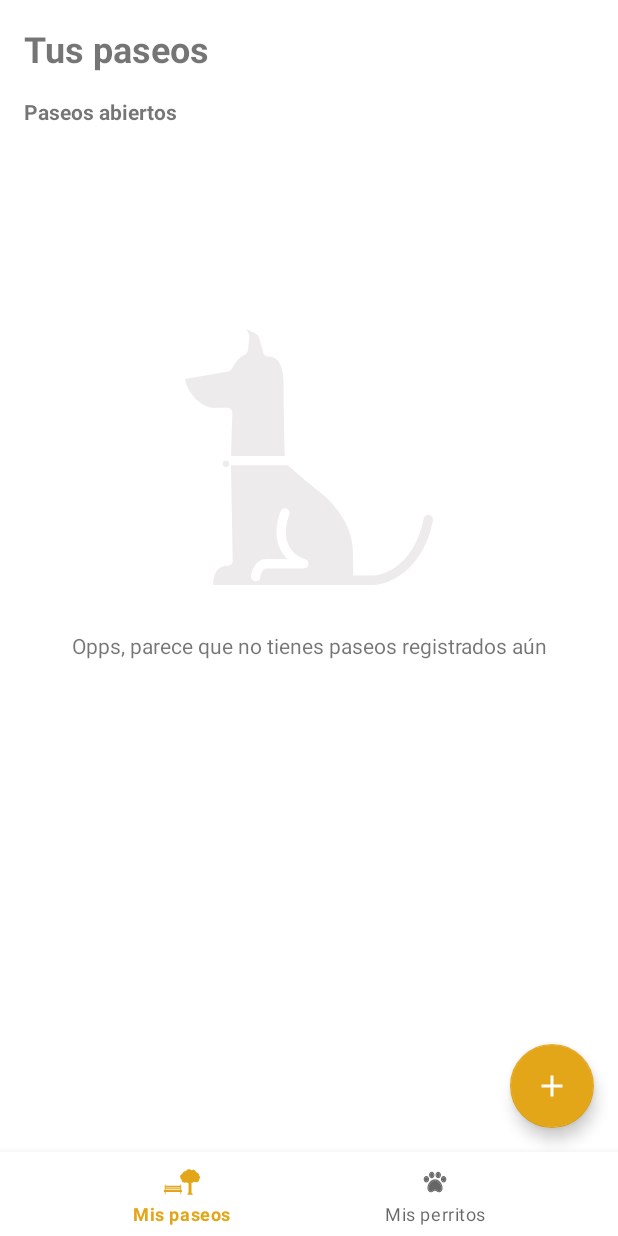
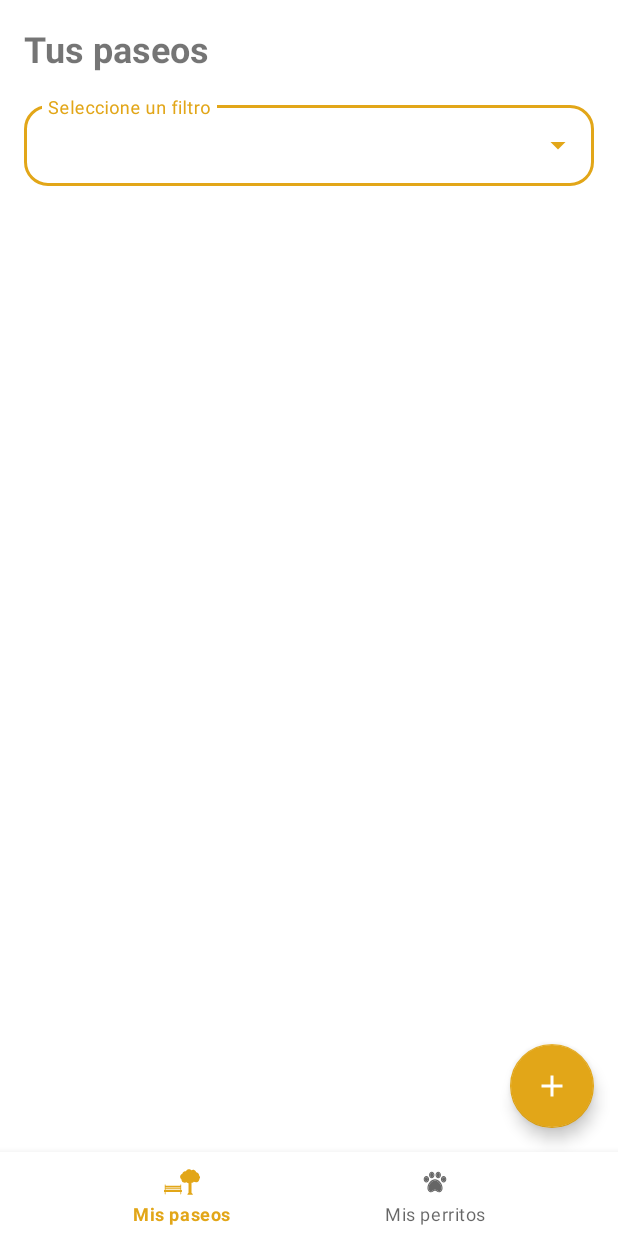
Before and after one commit to asfroggen/AristiComp, an Android app: the OwnerWalksFragment screen opened directly, with no data from a screen before it, on a phone screen of 412 x 824 dp. Run offline under Robolectric (Android 15) with nearby library versions, the phone set to English and light mode, and no system bars; our stand-ins replace Dagger/Hilt's generated code, Firebase (no records; nobody signed in at launch, a user with empty details on screens opened directly), navigation-ui; pictures from the network do not load.

Commit message:
UI my walks

```diff
--- a/app/src/main/java/com/esaudev/aristicomp/owner/repository/walks/OwnerWalksRepositoryImpl.kt
+++ b/app/src/main/java/com/esaudev/aristicomp/owner/repository/walks/OwnerWalksRepositoryImpl.kt
@@ -1,5 +1,6 @@
 package com.esaudev.aristicomp.owner.repository.walks
 
+import android.util.Log
 import com.esaudev.aristicomp.di.FirebaseModule
 import com.esaudev.aristicomp.model.Walk
 import com.esaudev.aristicomp.utils.Constants
@@ -51,7 +52,7 @@ class OwnerWalksRepositoryImpl @Inject constructor(
                 .toObjects(Walk::class.java)
 
             isSuccessFul = walks.size > 0
-
+            Log.d("TAG_ESAU", walks.toString())
             if (isSuccessFul){
                 emit(DataState.Success(walks))
             } else {
@@ -59,6 +60,7 @@ class OwnerWalksRepositoryImpl @Inject constructor(
             }
             emit(DataState.Finished)
         } catch (e: Exception) {
+            Log.d("TAG_ESAU", e.toString())
             emit(DataState.Error(Constants.NETWORK_UNKNOWN_ERROR))
             emit(DataState.Finished)
         }
--- a/app/src/main/java/com/esaudev/aristicomp/owner/ui/walks/my_walks/OwnerWalksFragment.kt
+++ b/app/src/main/java/com/esaudev/aristicomp/owner/ui/walks/my_walks/OwnerWalksFragment.kt
@@ -1,21 +1,39 @@
 package com.esaudev.aristicomp.owner.ui.walks.my_walks
 
 import android.os.Bundle
+import android.text.InputType
+import android.util.Log
 import androidx.fragment.app.Fragment
 import android.view.LayoutInflater
 import android.view.View
 import android.view.ViewGroup
+import android.widget.ArrayAdapter
+import androidx.core.widget.doOnTextChanged
+import androidx.fragment.app.viewModels
 import androidx.navigation.fragment.findNavController
+import androidx.recyclerview.widget.LinearLayoutManager
 import com.esaudev.aristicomp.R
 import com.esaudev.aristicomp.databinding.FragmentOwnerWalksBinding
+import com.esaudev.aristicomp.extensions.showSnackBar
+import com.esaudev.aristicomp.extensions.toast
+import com.esaudev.aristicomp.model.Session
+import com.esaudev.aristicomp.model.Walk
+import com.esaudev.aristicomp.model.WalkStatus
+import com.esaudev.aristicomp.owner.ui.adapters.OwnerPetAdapter
+import com.esaudev.aristicomp.owner.ui.adapters.OwnerWalkAdapter
+import com.esaudev.aristicomp.utils.DataState
 import dagger.hilt.android.AndroidEntryPoint
 
 @AndroidEntryPoint
-class OwnerWalksFragment : Fragment() {
+class OwnerWalksFragment : Fragment(), OwnerWalkAdapter.OnOwnerWalkClickListener {
 
     private var _binding: FragmentOwnerWalksBinding? = null
     private val binding: FragmentOwnerWalksBinding
         get() = _binding!!
+
+    private val viewModel: OwnerWalksViewModel by viewModels()
+    private var walksAdapter: OwnerWalkAdapter? = null
+    private var walkList: List<Walk> = listOf()
 
     override fun onCreateView(
         inflater: LayoutInflater, container: ViewGroup?,
@@ -31,7 +49,89 @@ class OwnerWalksFragment : Fragment() {
     override fun onViewCreated(view: View, savedInstanceState: Bundle?) {
         super.onViewCreated(view, savedInstanceState)
 
+        initComponents()
+        initDropdown()
+        initObservers()
+        initWalks()
         initListeners()
+    }
+
+    private fun initComponents(){
+        walksAdapter = OwnerWalkAdapter(this)
+        binding.rvWalks.adapter = walksAdapter
+        val linearLayoutManager =  LinearLayoutManager(requireContext())
+        binding.rvWalks.layoutManager = linearLayoutManager
+    }
+
+    private fun initDropdown(){
+
+        val types: ArrayList<String> = ArrayList()
+
+        types.add(getString(R.string.owner_walks__select_active))
+        types.add(getString(R.string.owner_walks__select_past))
+        types.add(getString(R.string.owner_walks__select_accepted))
+
+        val typeAdapter = ArrayAdapter(requireContext(), R.layout.item_dropdown, types)
+        binding.etType.setAdapter(typeAdapter)
+        binding.etType.inputType = InputType.TYPE_NULL
+
+        initTextListeners()
+    }
+
+    private fun initObservers(){
+        viewModel.getWalksByType.observe(viewLifecycleOwner, { dataState ->
+            Log.d("TAG_ESAU", dataState.toString())
+            when(dataState){
+                is DataState.Loading -> Unit
+                is DataState.Success -> handleSuccess(dataState.data)
+                is DataState.Error -> handleError()
+                else -> Unit
+            }
+        })
+    }
+
+    private fun initWalks(){
+        viewModel.getWalksByType(ownerID = Session.USER_LOGGED.id)
+    }
+
+    private fun showProgressbar(){
+        binding.gEmptyState.visibility = View.GONE
+        binding.gSuccessState.visibility = View.GONE
+        binding.pbWalks.visibility = View.VISIBLE
+    }
+
+    private fun hideProgressbar(){
+        binding.gEmptyState.visibility = View.GONE
+        binding.gSuccessState.visibility = View.GONE
+        binding.pbWalks.visibility = View.GONE
+    }
+
+    private fun handleSuccess(walks: List<Walk>){
+        binding.gEmptyState.visibility = View.GONE
+        binding.gSuccessState.visibility = View.VISIBLE
+        walkList = walks
+        walksAdapter?.submitList(walkList.filter { it.status == WalkStatus.PENDING.toString() })
+    }
+
+    private fun handleError(){
+        binding.gEmptyState.visibility = View.VISIBLE
+        binding.gSuccessState.visibility = View.GONE
+    }
+
+    private fun initTextListeners(){
+        binding.etType.doOnTextChanged { text, _, _, _ ->
+            when(text.toString()){
+                getString(R.string.owner_walks__select_active) -> walksAdapter?.submitList(walkList.filter { it.status == WalkStatus.PENDING.toString() })
+                getString(R.string.owner_walks__select_past) -> walksAdapter?.submitList(walkList.filter { it.status == WalkStatus.PAST.toString() })
+                getString(R.string.owner_walks__select_accepted) -> walksAdapter?.submitList(walkList.filter { it.status == WalkStatus.ACCEPTED.toString() })
+                else -> Unit
+            }
+        }
+    }
+
+    override fun onResume() {
+        super.onResume()
+        initDropdown()
     }
 
     private fun initListeners(){
@@ -42,4 +142,8 @@ class OwnerWalksFragment : Fragment() {
         }
     }
 
+    override fun onOwnerWalkClickListener(pet: Walk) {
+        activity?.toast("Clicked")
+    }
+
 }
--- a/app/src/main/java/com/esaudev/aristicomp/owner/ui/walks/my_walks/OwnerWalksViewModel.kt
+++ b/app/src/main/java/com/esaudev/aristicomp/owner/ui/walks/my_walks/OwnerWalksViewModel.kt
@@ -1,4 +1,34 @@
 package com.esaudev.aristicomp.owner.ui.walks.my_walks
 
-class OwnerWalksViewModel {
+import androidx.lifecycle.LiveData
+import androidx.lifecycle.MutableLiveData
+import androidx.lifecycle.ViewModel
+import androidx.lifecycle.viewModelScope
+import com.esaudev.aristicomp.model.Pet
+import com.esaudev.aristicomp.model.Walk
+import com.esaudev.aristicomp.owner.repository.walks.OwnerWalksRepository
+import com.esaudev.aristicomp.utils.DataState
+import dagger.hilt.android.lifecycle.HiltViewModel
+import kotlinx.coroutines.flow.launchIn
+import kotlinx.coroutines.flow.onEach
+import kotlinx.coroutines.launch
+import javax.inject.Inject
+
+@HiltViewModel
+class OwnerWalksViewModel @Inject constructor(
+    private val ownerWalksRepository: OwnerWalksRepository
+): ViewModel() {
+
+    private val _getWalksByType: MutableLiveData<DataState<List<Walk>>> = MutableLiveData()
+    val getWalksByType: LiveData<DataState<List<Walk>>>
+        get() = _getWalksByType
+
+    fun getWalksByType(type: String = "", ownerID: String) {
+        viewModelScope.launch {
+            ownerWalksRepository.getWalksByOwner(ownerID)
+                .onEach { dataState ->
+                    _getWalksByType.value = dataState
+                }.launchIn(viewModelScope)
+        }
+    }
 }
--- a/app/src/main/res/layout/fragment_owner_walks.xml
+++ b/app/src/main/res/layout/fragment_owner_walks.xml
@@ -30,34 +30,61 @@
                 app:layout_constraintTop_toTopOf="parent"
                 app:layout_constraintStart_toStartOf="parent" />
 
-            <TextView
-                android:id="@+id/tvWalksType"
-                android:layout_width="wrap_content"
+            <com.google.android.material.textfield.TextInputLayout
+                android:id="@+id/tilSelectType"
+                style="@style/Widget.MaterialComponents.TextInputLayout.OutlinedBox.ExposedDropdownMenu"
+                android:layout_width="match_parent"
                 android:layout_height="wrap_content"
-                android:layout_margin="16dp"
-                android:text="@string/owner_walks__walks_open"
-                android:textStyle="bold"
-                app:layout_constraintTop_toBottomOf="@id/tvHeader"
-                app:layout_constraintStart_toStartOf="parent"/>
+                android:layout_marginHorizontal="16dp"
+                android:layout_marginTop="16dp"
+                android:hint="@string/owner_walks__select_type"
+                android:textColorHint="@color/color_secondary"
+                app:boxCornerRadiusBottomEnd="16dp"
+                app:boxCornerRadiusBottomStart="16dp"
+                app:boxCornerRadiusTopEnd="16dp"
+                app:boxCornerRadiusTopStart="16dp"
+                app:layout_constraintEnd_toEndOf="parent"
+                app:layout_constraintStart_toStartOf="parent"
+                app:layout_constraintTop_toBottomOf="@id/tvHeader">
+
+                <AutoCompleteTextView
+                    android:id="@+id/etType"
+                    android:layout_width="match_parent"
+                    android:layout_height="wrap_content"
+                    android:inputType="none"
+                    android:padding="16dp" />
+            </com.google.android.material.textfield.TextInputLayout>
 
             <androidx.recyclerview.widget.RecyclerView
                 android:id="@+id/rvWalks"
                 android:layout_width="match_parent"
                 android:layout_height="0dp"
                 android:layout_marginTop="16dp"
-                app:layout_constraintTop_toBottomOf="@id/tvWalksType"
+                app:layout_constraintTop_toBottomOf="@id/tilSelectType"
                 app:layout_constraintStart_toStartOf="parent"
                 app:layout_constraintEnd_toEndOf="parent"
                 app:layout_constraintBottom_toBottomOf="parent"/>
+
+            <com.google.android.material.progressindicator.CircularProgressIndicator
+                android:id="@+id/pbWalks"
+                style="@style/Theme.AristiComp.CircularProgressIndicator"
+                android:layout_width="wrap_content"
+                android:layout_height="wrap_content"
+                android:indeterminate="true"
+                android:visibility="gone"
+                app:layout_constraintBottom_toBottomOf="parent"
+                app:layout_constraintEnd_toEndOf="parent"
+                app:layout_constraintStart_toStartOf="parent"
+                app:layout_constraintTop_toTopOf="parent" />
 
             <ImageView
                 android:id="@+id/ivEmptyWalks"
                 android:layout_width="200dp"
                 android:layout_height="200dp"
+                android:layout_marginTop="150dp"
                 android:src="@drawable/ic_walk_empty"
                 app:tint="@color/color_border"
                 app:layout_constraintTop_toBottomOf="@id/tvHeader"
-                app:layout_constraintBottom_toBottomOf="parent"
                 app:layout_constraintStart_toStartOf="parent"
                 app:layout_constraintEnd_toEndOf="parent"
                 app:layout_constraintVertical_bias=".3"/>
@@ -88,7 +115,7 @@
                 android:id="@+id/gEmptyState"
                 android:layout_width="wrap_content"
                 android:layout_height="wrap_content"
-                android:visibility="visible"
+                android:visibility="gone"
                 app:constraint_referenced_ids="ivEmptyWalks, tvEmptyWalks"/>
 
             <androidx.constraintlayout.widget.Group
--- a/app/src/main/res/layout/item_owner_walk.xml
+++ b/app/src/main/res/layout/item_owner_walk.xml
@@ -13,15 +13,18 @@
         android:layout_width="150dp"
         android:layout_height="150dp"
         android:layout_margin="8dp"
-        android:elevation="2dp"
+        android:translationZ="1dp"
+        android:elevation="0dp"
         app:shapeAppearanceOverlay="@style/Theme.AristiComp.Rounded_10"
         tools:src="@mipmap/ic_launcher" />
 
     <com.google.android.material.card.MaterialCardView
+        android:id="@+id/mcvWalk"
         android:layout_width="match_parent"
         android:layout_height="wrap_content"
         android:layout_marginStart="-20dp"
         android:layout_marginEnd="32dp"
+        app:cardElevation="0dp"
         app:cardCornerRadius="16dp">
 
         <androidx.constraintlayout.widget.ConstraintLayout
--- a/app/src/main/res/values/strings.xml
+++ b/app/src/main/res/values/strings.xml
@@ -94,6 +94,10 @@
     <string name="owner_walks__walks_done">Paseos pasados</string>
     <string name="owner_walks__walks_scheduled">Paseos programados</string>
     <string name="owner_walks__no_walks">Opps, parece que no tienes paseos registrados aún</string>
+    <string name="owner_walks__select_active">Paseos abiertos</string>
+    <string name="owner_walks__select_past">Paseos anteriores</string>
+    <string name="owner_walks__select_accepted">Paseos programados</string>
+    <string name="owner_walks__select_type">Seleccione un filtro</string>
 
     <string name="owner_new_walk__header">Solicitar un paseo</string>
     <string name="owner_new_walk__general_data">Datos generales</string>
```
Also changed, not shown: app/src/main/java/com/esaudev/aristicomp/model/Walk.kt (+14 -8 lines), app/src/main/java/com/esaudev/aristicomp/owner/ui/adapters/OwnerWalkAdapter.kt (added, +48 -0 lines), app/src/main/java/com/esaudev/aristicomp/owner/ui/walks/new_walk/OwnerNewWalkFragment.kt (+9 -5 lines).
